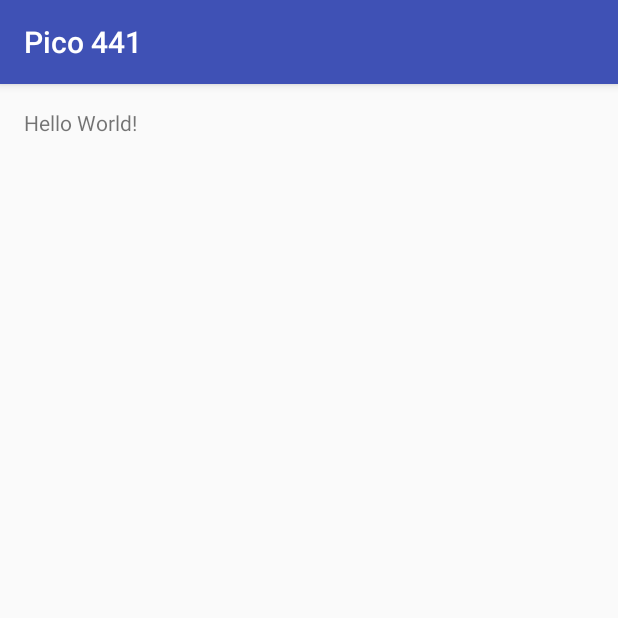
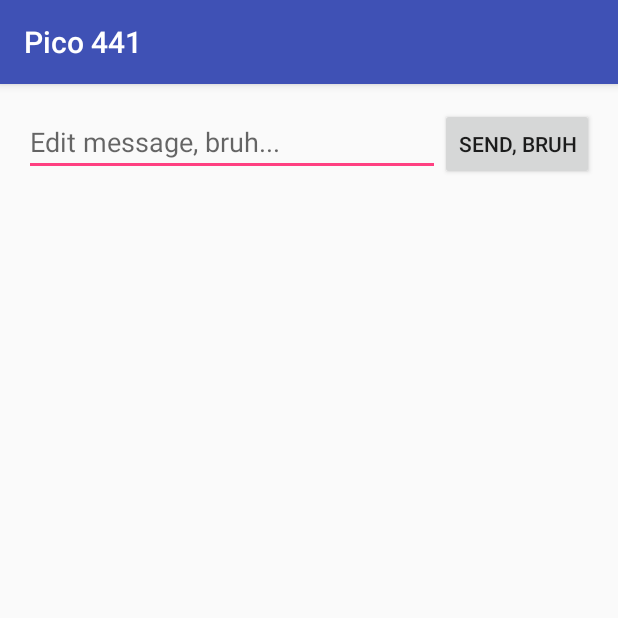
Before and after one commit to hailuand/Pico, an Android app: the screen it shows after launch (MainActivity), on a phone screen of 412 x 824 dp, the top half of it. Run offline under Robolectric (Android 15) with nearby library versions, the phone set to English and light mode, and no system bars.

Commit message:
android tut complete

```diff
--- a/app/src/main/AndroidManifest.xml
+++ b/app/src/main/AndroidManifest.xml
@@ -15,6 +15,8 @@
                 <category android:name="android.intent.category.LAUNCHER" />
             </intent-filter>
         </activity>
+        <activity android:name=".DisplayMessageActivity" >
+        </activity>
     </application>
 
 </manifest>
--- a/app/src/main/res/layout/activity_main.xml
+++ b/app/src/main/res/layout/activity_main.xml
@@ -1,11 +1,24 @@
 <?xml version="1.0" encoding="utf-8"?>
-<RelativeLayout xmlns:android="http://schemas.android.com/apk/res/android"
-    xmlns:tools="http://schemas.android.com/tools" android:layout_width="match_parent"
-    android:layout_height="match_parent" android:paddingLeft="@dimen/activity_horizontal_margin"
+<LinearLayout xmlns:android="http://schemas.android.com/apk/res/android"
+    xmlns:tools="http://schemas.android.com/tools"
+    android:layout_width="match_parent"
+    android:layout_height="match_parent"
+    android:paddingLeft="@dimen/activity_horizontal_margin"
     android:paddingRight="@dimen/activity_horizontal_margin"
     android:paddingTop="@dimen/activity_vertical_margin"
-    android:paddingBottom="@dimen/activity_vertical_margin" tools:context=".MainActivity">
+    android:paddingBottom="@dimen/activity_vertical_margin"
+    android:orientation="horizontal"
+    tools:context=".MainActivity">
 
-    <TextView android:text="Hello World!" android:layout_width="wrap_content"
-        android:layout_height="wrap_content" />
-</RelativeLayout>
+    <EditText android:id="@+id/edit_message"
+        android:layout_weight="1"
+        android:layout_width="0dp"
+        android:layout_height="wrap_content"
+        android:hint="@string/edit_message" />
+
+    <Button
+        android:layout_width="wrap_content"
+        android:layout_height="wrap_content"
+        android:text="@string/button_send"
+        android:onClick="sendMessage" />
+</LinearLayout>
--- a/app/src/main/res/values/strings.xml
+++ b/app/src/main/res/values/strings.xml
@@ -1,3 +1,5 @@
 <resources>
     <string name="app_name">Pico 441</string>
+    <string name="edit_message">Edit message, bruh...</string>
+    <string name="button_send">Send, bruh</string>
 </resources>
```
Also changed, not shown: app/src/main/java/com/example/fall15/eecs441/pico441/DisplayMessageActivity.java (added, +24 -0 lines), app/src/main/java/com/example/fall15/eecs441/pico441/MainActivity.java (+12 -0 lines), app/src/main/res/layout/activity_display_message.xml (added, +10 -0 lines).
